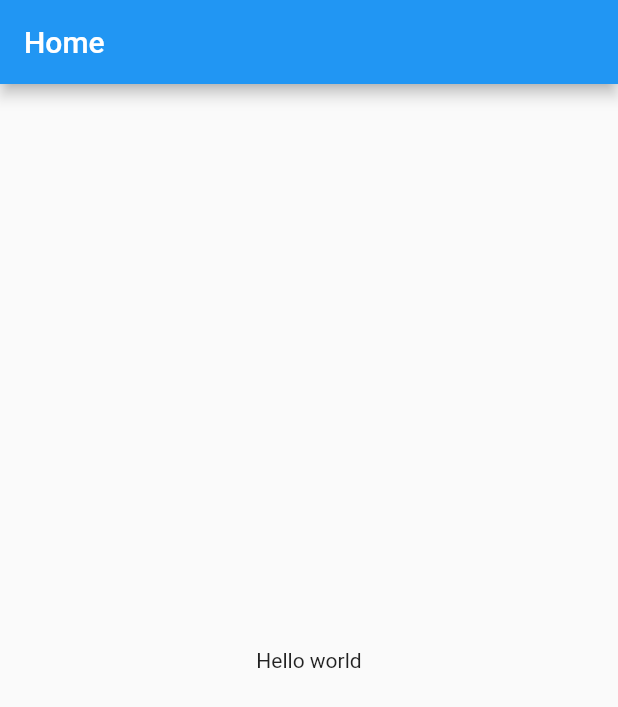
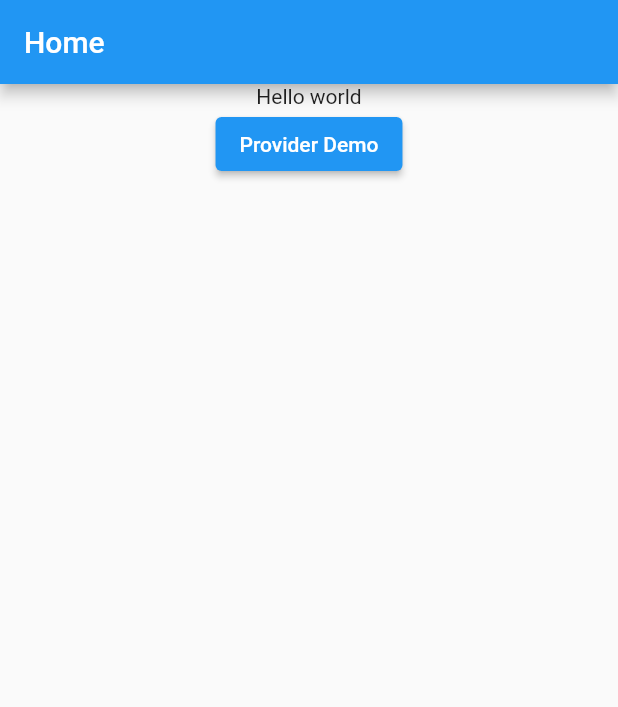
Before and after one commit to flutter-org/riverpod_example, a Flutter app: the screen it shows after launch, on a phone screen of 412 x 824 dp. Shown: the top 707 px of the screen. Run offline on Flutter 3.47's test engine with Material 2 defaults, Android fonts, the phone set to English and light mode, and no system bars; our stand-ins replace flutter_riverpod, go_router.

Commit message:
context.push

```diff
--- a/lib/home.dart
+++ b/lib/home.dart
@@ -1,5 +1,6 @@
 import 'package:flutter/material.dart';
 import 'package:flutter_riverpod/flutter_riverpod.dart';
+import 'package:go_router/go_router.dart';
 
 /// 我们创建了一个 "provider", 这里它存储了一个值 (这里是 "Hello world")。
 /// 通过使用provider，我们能够重写或模拟这个暴露的值
@@ -15,7 +16,15 @@ class HomePage extends ConsumerWidget {
     return Scaffold(
       appBar: AppBar(title: const Text('Home')),
       body: Center(
-        child: Text(value),
+        child: Column(
+          children: [
+            Text(value),
+            ElevatedButton(
+              onPressed: () => context.push('/provider'),
+              child: const Text('Provider Demo'),
+            ),
+          ],
+        ),
       ),
     );
   }
--- a/lib/main.dart
+++ b/lib/main.dart
@@ -1,6 +1,7 @@
 import 'package:flutter/material.dart';
 import 'package:flutter_riverpod/flutter_riverpod.dart';
 import 'package:go_router/go_router.dart';
+import 'package:riverpod_example/Provider/provider.dart';
 import 'package:riverpod_example/home.dart';
 
 final _router = GoRouter(
@@ -8,6 +9,10 @@ final _router = GoRouter(
     GoRoute(
       path: '/',
       builder: (context, state) => const HomePage(),
+    ),
+    GoRoute(
+      path: '/provider',
+      builder: (context, state) => const ProviderPage(),
     ),
   ],
 );
```
Also changed, not shown: lib/Provider/provider.dart (added, +14 -0 lines).
